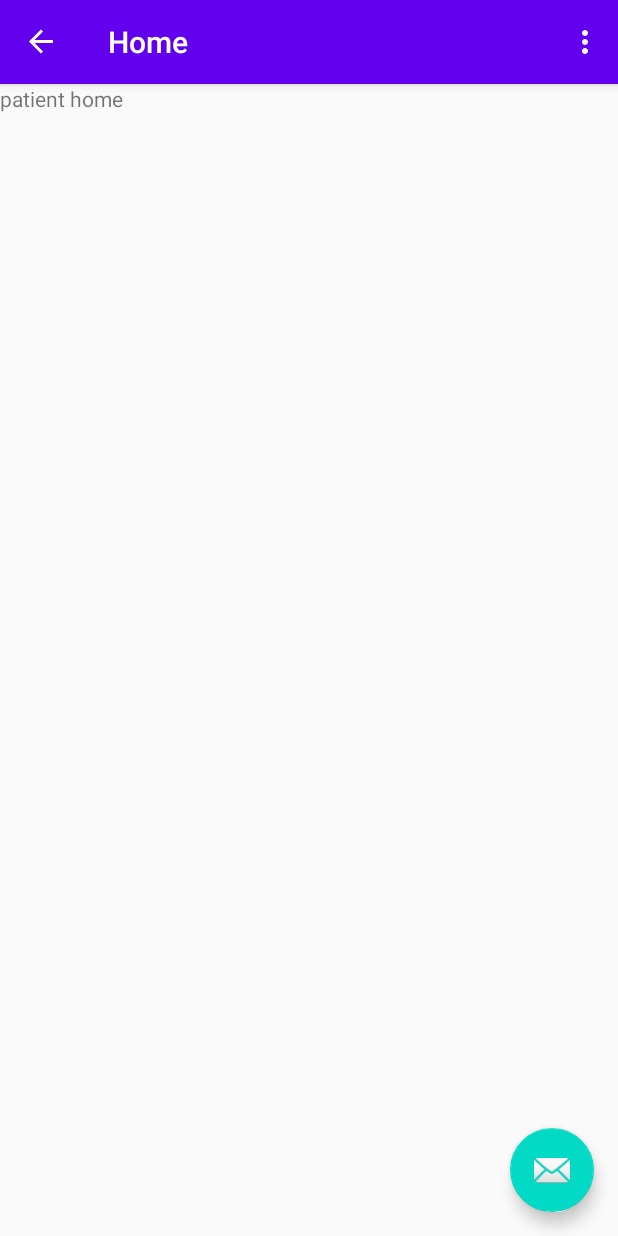
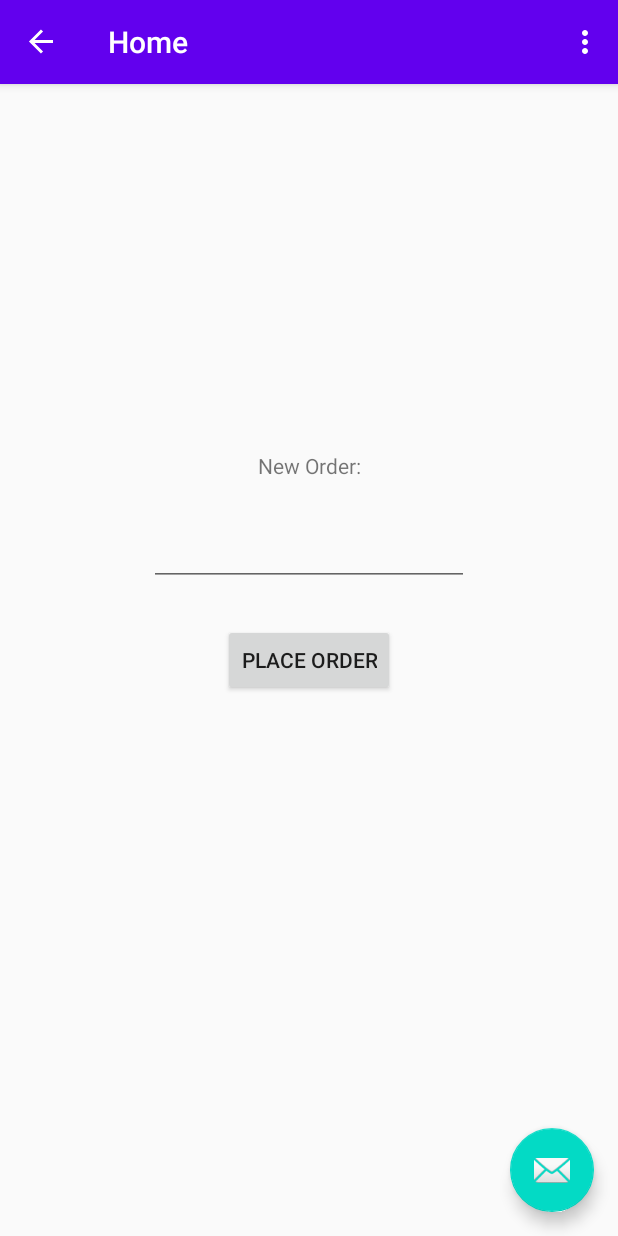
Before and after one commit to sfirooz2017/healthcarePortal, an Android app: the PatientHomeFragment screen opened through its navigation route, on a phone screen of 412 x 824 dp. Run offline under Robolectric (Android 15) with nearby library versions, the phone set to English and light mode, and no system bars; our stand-ins replace Firebase (no records; nobody signed in at launch, a user with empty details on screens opened directly), navigation-ui.

Commit message:
patient screen completed, added addOrder and fixed MedAdapter

```diff
--- a/app/src/main/java/edu/nyit/healthcareportal/Prescriptions.java
+++ b/app/src/main/java/edu/nyit/healthcareportal/Prescriptions.java
@@ -15,6 +15,8 @@ public class Prescriptions {
         this.refill = refill;
         this.dose = dose;
     }
+
+
 
     public String getName() {
         return name;
--- a/app/src/main/java/edu/nyit/healthcareportal/ui/orders/PatientOrdersFragment.java
+++ b/app/src/main/java/edu/nyit/healthcareportal/ui/orders/PatientOrdersFragment.java
@@ -46,7 +46,7 @@ GlobalData data = GlobalData.getInstance();
             for(int x = 0; x< data.getUsers().get(0).getOrders().size(); x++)
             {
                 s = s + data.getUsers().get(0).getOrders().get(x).getNumber();
-                Log.d("shan", s);
+
             }
 
 
--- a/app/src/main/res/layout/fragment_home.xml
+++ b/app/src/main/res/layout/fragment_home.xml
@@ -6,12 +6,36 @@
     android:layout_height="match_parent"
     tools:context=".ui.home.PatientHomeFragment">
 
-    <TextView
-        android:id="@+id/textView4"
+    <Button
+        android:id="@+id/orderplace"
         android:layout_width="wrap_content"
         android:layout_height="wrap_content"
-        android:text="patient home"
-        tools:layout_editor_absoluteX="188dp"
-        tools:layout_editor_absoluteY="65dp" />
+        android:text="Place Order"
+        app:layout_constraintBottom_toBottomOf="parent"
+        app:layout_constraintEnd_toEndOf="parent"
+        app:layout_constraintStart_toStartOf="parent"
+        app:layout_constraintTop_toTopOf="parent" />
+
+    <TextView
+        android:id="@+id/textView3"
+        android:layout_width="wrap_content"
+        android:layout_height="wrap_content"
+        android:text="New Order:"
+        app:layout_constraintBottom_toTopOf="@+id/orderplace"
+        app:layout_constraintEnd_toEndOf="parent"
+        app:layout_constraintStart_toStartOf="parent"
+        app:layout_constraintTop_toTopOf="parent"
+        app:layout_constraintVertical_bias="0.718" />
+
+    <EditText
+        android:id="@+id/neworder"
+        android:layout_width="wrap_content"
+        android:layout_height="wrap_content"
+        android:ems="10"
+        android:inputType="textPersonName"
+        app:layout_constraintBottom_toTopOf="@+id/orderplace"
+        app:layout_constraintEnd_toEndOf="parent"
+        app:layout_constraintStart_toStartOf="parent"
+        app:layout_constraintTop_toBottomOf="@+id/textView3" />
 
 </androidx.constraintlayout.widget.ConstraintLayout>
--- a/app/src/main/res/menu/activity_admin_main_drawer.xml
+++ b/app/src/main/res/menu/activity_admin_main_drawer.xml
@@ -6,6 +6,7 @@
     <group android:checkableBehavior="single">
         <item
             android:id="@+id/nav_admin_home"
+            android:icon="@drawable/ic_menu_camera"
             android:title="@string/menu_admin_home" />
         <item
             android:id="@+id/nav_admin_medication"
--- a/app/src/main/res/menu/activity_user_main_drawer.xml
+++ b/app/src/main/res/menu/activity_user_main_drawer.xml
@@ -6,6 +6,7 @@
     <group android:checkableBehavior="single">
         <item
             android:id="@+id/nav_home"
+            android:icon="@drawable/ic_menu_camera"
             android:title="@string/menu_home" />
         <item
             android:id="@+id/nav_medication"
```
Also changed, not shown: app/src/main/java/edu/nyit/healthcareportal/ui/home/PatientHomeFragment.java (+143 -0 lines), app/src/main/java/edu/nyit/healthcareportal/ui/medication/PatientMedicationFragment.java (+24 -2 lines), app/src/main/java/edu/nyit/healthcareportal/ui/medication/patientMedAdapter.java (added, +215 -0 lines), app/src/main/java/edu/nyit/healthcareportal/ui/orders/Orderadapter.java (+4 -3 lines), app/src/main/res/layout/fragment_medication.xml (+4 -3 lines), app/src/main/res/layout/patientmeditem.xml (added, +50 -0 lines).
